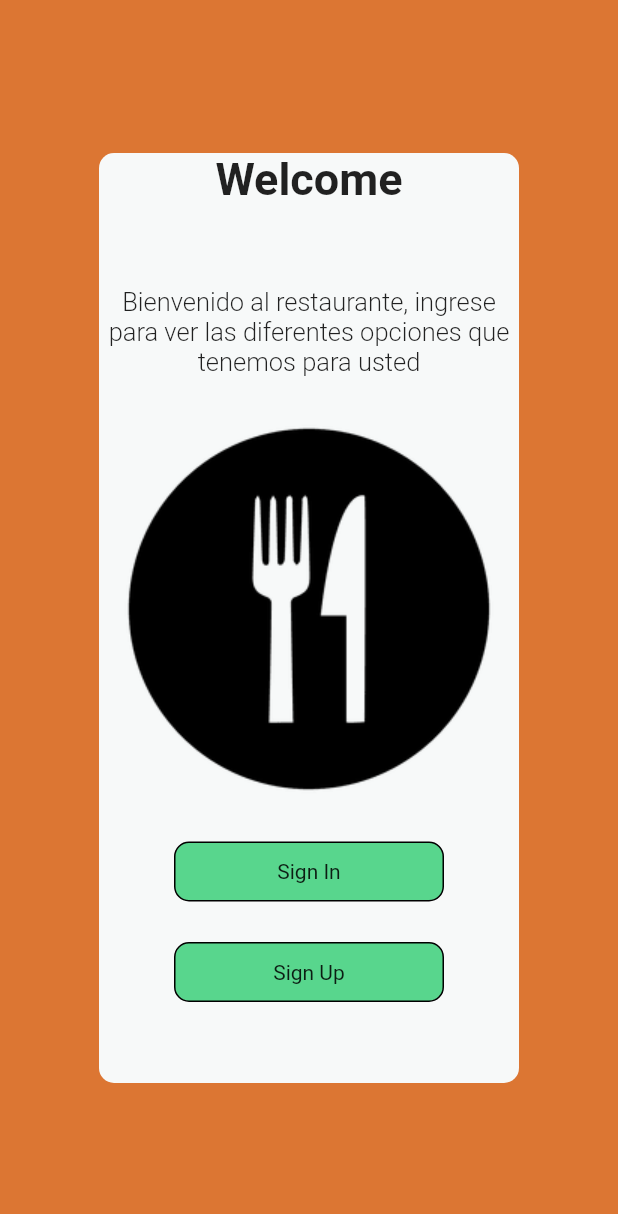
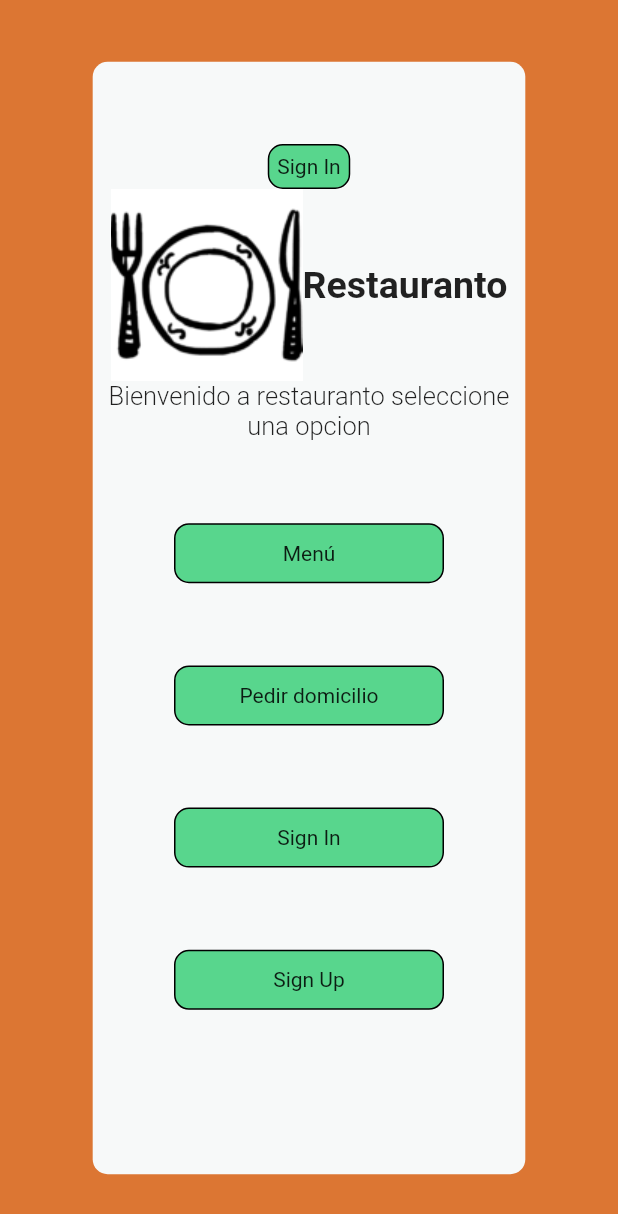
Before and after one commit to jero0137/proyecto_flutter, a Flutter app: the screen it shows after launch, on a phone screen of 412 x 824 dp. Shown: the top 1214 px of the screen. Run offline on Flutter 3.47's test engine with Material 2 defaults, Android fonts, the phone set to English and light mode, and no system bars.

Commit message:
Version restaurante

```diff
--- a/lib/main.dart
+++ b/lib/main.dart
@@ -7,6 +7,7 @@ void main() {
 }
 
 class MyApp extends StatelessWidget {
+
   const MyApp({Key? key}) : super(key: key);
 
   @override
@@ -16,7 +17,7 @@ class MyApp extends StatelessWidget {
       theme: ThemeData(
         primarySwatch: Colors.blue,
       ),
-      home: const Scaffold(
+      home:  Scaffold(
         backgroundColor: Color(0xFFDC7633),
         body: welcomePage(),
       ),
--- /dev/null
+++ b/lib/vistas/menuPage.dart
@@ -0,0 +1,29 @@
+import 'package:flutter/material.dart';
+import 'package:flutter/src/foundation/key.dart';
+import 'package:flutter/src/widgets/framework.dart';
+
+class menuPage extends StatelessWidget {
+  const menuPage({Key? key}) : super(key: key);
+
+  @override
+  Widget build(BuildContext context) {
+
+    return Scaffold(
+      backgroundColor: Color(0xFFFBFCFC),
+      body: Center(
+        child: Container(
+          width: 280,
+          height: 620,
+          decoration: BoxDecoration(
+            color: Color(0xFFCB4335),
+            borderRadius: BorderRadius.circular(10),
+          ),
+
+        ),
+
+
+      ),
+    );
+
+  }
+}
--- a/lib/vistas/welcomePage.dart
+++ b/lib/vistas/welcomePage.dart
@@ -2,6 +2,7 @@ import 'package:flutter/cupertino.dart';
 import 'package:flutter/material.dart';
 import 'package:flutter/src/foundation/key.dart';
 import 'package:flutter/src/widgets/framework.dart';
+import 'package:proyecto_flutter/vistas/menuPage.dart';
 import 'package:proyecto_flutter/vistas/signInPage.dart';
 import 'package:proyecto_flutter/vistas/signUpPage.dart';
 import 'package:proyecto_flutter/widgets/wcWidgets.dart';
@@ -9,38 +10,89 @@ import 'package:proyecto_flutter/widgets/wcWidgets.dart';
 
 //StatelessWidget ya que no necesitamos que la vista no requiere cambiar de estado
 class welcomePage extends StatelessWidget {
-  const welcomePage({Key? key}) : super(key: key);
+   welcomePage({Key? key}) : super(key: key);
 
+  double screenHeight = 0.0;
+  double screenWidth = 0.0;
   @override
   Widget build(BuildContext context) {
+    screenHeight = MediaQuery.of(context).size.height;
+    screenWidth = MediaQuery.of(context).size.width;
     return Center(
       child: Container(
-        width: 280,
-        height: 620,
+
+        width: screenWidth * 0.7,
+        height: screenHeight * 0.9,
+
         decoration: BoxDecoration(
           color: Color(0xFFF7F9F9),
           borderRadius: BorderRadius.circular(10),
         ),
+
+
         child: Column(children: [
-          Text(
-            "Welcome",
-            style: TextStyle(
-              fontWeight: FontWeight.bold,
-              fontSize: 30,
+          Spacer(),
+          Row(
+            children: [
+            Spacer(),
+            smallButton(
+              () {
+                //Aqui va la funcion
+                Navigator.push(
+                  context,
+                  MaterialPageRoute(builder: (context) {
+                    return SignInPage();
+                  }),
+                );
+              },
+            Color(0xFF58D68D),
+            "Sign In",
             ),
+            Spacer()
+
+
+            ],
           ),
-          Spacer(flex: 2),
-          Text(
-            "Bienvenido al restaurante, ingrese para ver las diferentes opciones que tenemos para usted",
-            style: TextStyle(
-              fontSize: 17,
-              fontWeight: FontWeight.w300,
-            ),
-            textAlign: TextAlign.center,
+          Row(
+            children: [
+              Spacer(),
+              const Image(image: AssetImage("assets/logo.png")),
+              titleText("Restauranto"),
+              Spacer(),
+            ],
           ),
+
+          subTitle("Bienvenido a restauranto seleccione una opcion"),
           Spacer(flex: 1),
-          const Image(image: AssetImage("assets/logo.png")),
-          Spacer(flex: 1),
+
+          largeButton(
+            (){
+              Navigator.push(
+                context,
+                MaterialPageRoute(builder: (context) {
+                  return menuPage();
+                }),
+              );
+            },
+            Color(0xFF58D68D),
+            "Menú"
+          ),
+          Spacer(),
+          largeButton(
+            (){
+              Navigator.push(
+                context,
+                MaterialPageRoute(builder: (context) {
+                  return menuPage();
+                }),
+              );
+            },
+            Color(0xFF58D68D),
+            "Pedir domicilio"
+          ),
+          Spacer(),
+
+
           largeButton(
             () {
               //Aqui va la funcion
@@ -54,7 +106,8 @@ class welcomePage extends StatelessWidget {
             Color(0xFF58D68D),
             "Sign In",
           ),
-          Spacer(flex: 1),
+          Spacer(),
+
           largeButton(
             () {
               //Aqui va la funcion
--- a/lib/widgets/wcWidgets.dart
+++ b/lib/widgets/wcWidgets.dart
@@ -17,13 +17,31 @@ GestureDetector largeButton(VoidCallback function, Color bgColor, String text) {
     ),
   );
 }
+GestureDetector smallButton(VoidCallback function, Color bgColor, String text) {
+  return GestureDetector(
+    onTap: function,
+    child: Container(
+      width: 55,
+      height: 30,
+      decoration: BoxDecoration(
+        color: bgColor,
+        borderRadius: BorderRadius.circular(10),
+        border: Border.all(
+          width: 1,
+        ),
+      ),
+      child: Center(child: Text(text)),
+    ),
+  );
+}
 
 Text titleText(String text) {
   return Text(
     text,
     style: const TextStyle(
+
       fontWeight: FontWeight.bold,
-      fontSize: 30,
+      fontSize: 25,
     ),
   );
 }
```
Also changed, not shown: assets/logo.png, lib/vistas/domiciliosPage.dart (added).
